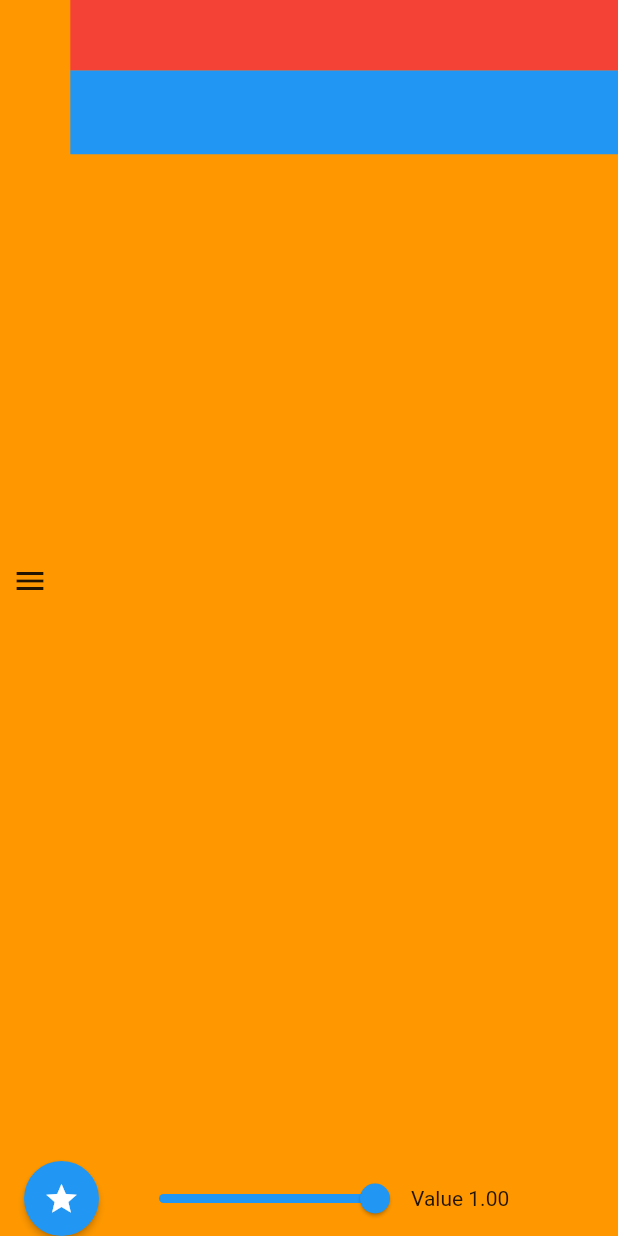
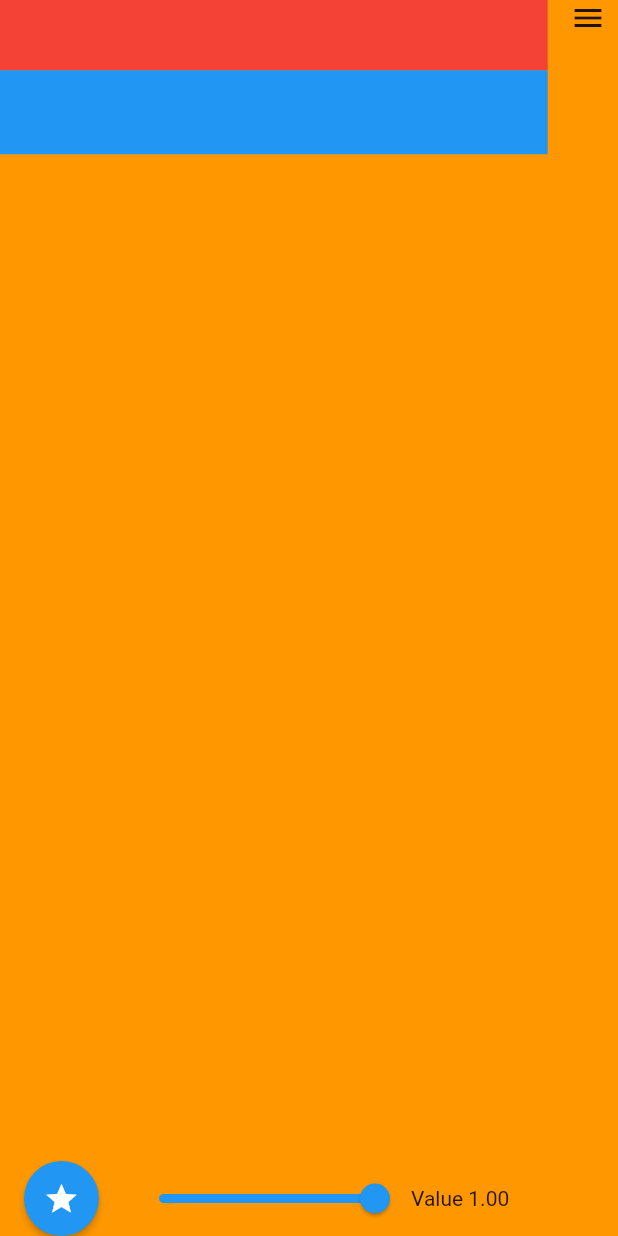
Before and after one commit to TKMonkey/tale_drawer, a Flutter app: the screen it shows after launch, on a phone screen of 412 x 824 dp. Run offline on Flutter 3.47's test engine with Material 2 defaults, Android fonts, the phone set to English and light mode, and no system bars.

Commit message:
add left and right position

```diff
--- a/example/tale_drawer_example/lib/main.dart
+++ b/example/tale_drawer_example/lib/main.dart
@@ -8,6 +8,7 @@ class MyApp extends StatelessWidget {
   @override
   Widget build(BuildContext context) {
     return const MaterialApp(
+      debugShowCheckedModeBanner: false,
       title: 'Material App',
       home: Scaffold(
         body: HomePage(),
@@ -22,7 +23,8 @@ class HomePage extends StatelessWidget {
   @override
   Widget build(BuildContext context) {
     return const GuillotineDrawer(
-      startOpen: true,
+      startOpen: false,
+      leftSide: false,
     );
   }
 }
--- a/lib/src/guillotine/guillotine_drawer.dart
+++ b/lib/src/guillotine/guillotine_drawer.dart
@@ -1,5 +1,6 @@
 import 'dart:math';
 
+import 'package:flutter/foundation.dart';
 import 'package:flutter/material.dart';
 
 import 'widgets/icon_menu.dart';
@@ -11,13 +12,13 @@ class GuillotineDrawer extends StatefulWidget {
   const GuillotineDrawer({
     Key? key,
     this.iconMenu = const IconMenuAppBar(),
-    this.left = false,
+    this.leftSide = true,
     this.startOpen = false,
     this.rotateIconMenu = true,
   }) : super(key: key);
 
   final Widget iconMenu;
-  final bool left;
+  final bool leftSide;
   final bool startOpen;
   final bool rotateIconMenu;
 
@@ -29,6 +30,8 @@ class _GuillotineDrawerState extends State<GuillotineDrawer>
     with SingleTickerProviderStateMixin {
   late AnimationController animationController;
   double value = 0.0;
+  double position = 0.0;
+
   @override
   void initState() {
     super.initState();
@@ -37,7 +40,7 @@ class _GuillotineDrawerState extends State<GuillotineDrawer>
       duration: duration,
     );
 
-    if (widget.startOpen) {
+    if (!widget.startOpen) {
       animationController.value = 1.0;
       value = 1.0;
     }
@@ -50,6 +53,10 @@ class _GuillotineDrawerState extends State<GuillotineDrawer>
     final w = 220.0;
     final b = MediaQuery.of(context).padding.top + kToolbarHeight;
 
+    if (!widget.leftSide) {
+      position = w;
+    }
+
     print('msg =  $b ${b / h}');
 
     return Container(
@@ -61,13 +68,30 @@ class _GuillotineDrawerState extends State<GuillotineDrawer>
               children: [
                 Positioned(
                   top: 0,
-                  left: -b,
+                  left: widget.leftSide ? -b : null,
+                  right: !widget.leftSide ? -b : null,
                   child: Transform.rotate(
-                    alignment: Alignment(-b / w, -1),
-                    angle: -pi * animationController.value / 2,
-                    child: Row(
+                    alignment: AlignmentDirectional(b / w, -1),
+                    angle: pi * animationController.value / 2,
+                    child: SizedBox(
+                      width: w + b,
+                      height: h,
+                      child: Stack(
                         children: [
-                        RotatedBox(
+                          Positioned(
+                            top: 0,
+                            left: widget.leftSide ? b : null,
+                            right: !widget.leftSide ? b : null,
+                            child: Container(
+                              width: w,
+                              height: h,
+                              color: Colors.red,
+                            ),
+                          ),
+                          Positioned(
+                            left: widget.leftSide ? 0.0 : null,
+                            right: !widget.leftSide ? 0.0 : null,
+                            child: RotatedBox(
                               quarterTurns: 1,
                               child: Container(
                                 width: h,
@@ -75,16 +99,18 @@ class _GuillotineDrawerState extends State<GuillotineDrawer>
                                 color: Colors.blue,
                               ),
                             ),
-                        Container(
-                          width: w,
-                          height: h,
-                          color: Colors.red,
                           ),
                         ],
                       ),
                     ),
                   ),
-                Align(child: widget.iconMenu),
+                ),
+                Positioned(
+                  top: 0,
+                  left: widget.leftSide ? 0.0 : null,
+                  right: !widget.leftSide ? 0.0 : null,
+                  child: widget.iconMenu,
+                ),
               ],
             ),
           ),
--- a/lib/src/guillotine/widgets/icon_menu.dart
+++ b/lib/src/guillotine/widgets/icon_menu.dart
@@ -17,7 +17,7 @@ class IconMenuAppBar extends StatelessWidget {
       child: SafeArea(
         bottom: false,
         child: Padding(
-          padding: EdgeInsets.only(left: 8.0),
+          padding: EdgeInsets.symmetric(horizontal: 8.0),
           child: Icon(Icons.menu),
         ),
       ),
```
Lines whose indentation alone changed are shown as unchanged.
